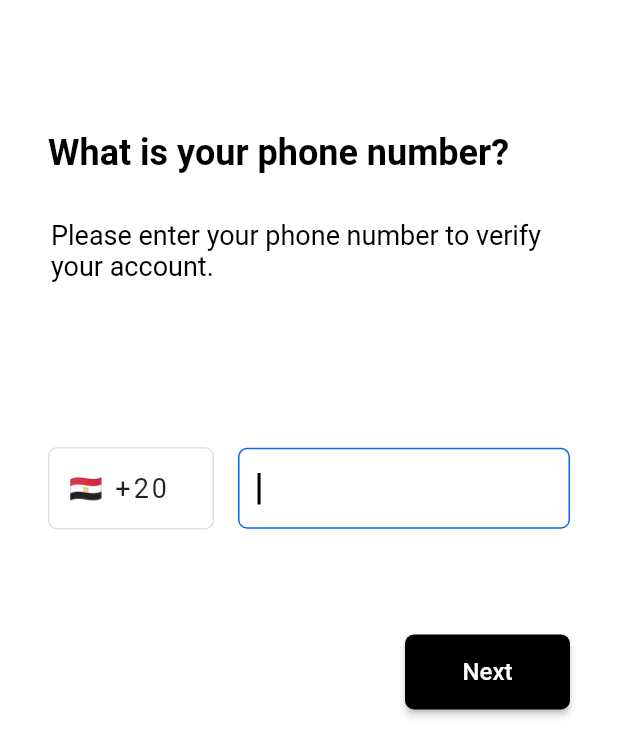
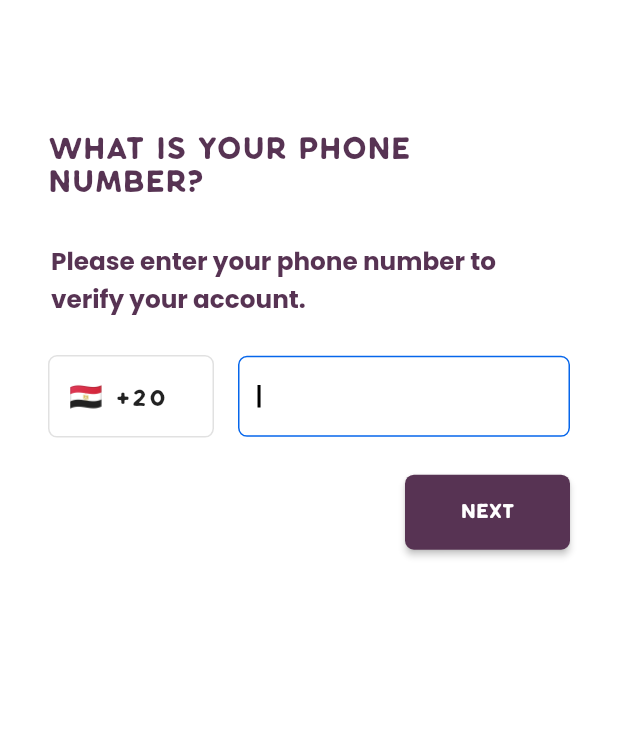
Before and after one commit to Tu7aa/project, a Flutter app: the MobileScreen screen opened directly, on a phone screen of 412 x 824 dp. Shown: the top 756 px of the screen. Run offline on Flutter 3.47's test engine with Material 2 defaults, Android fonts, the phone set to English and light mode, and no system bars; our stand-ins replace bloc, firebase_auth, firebase_core, flutter_bloc, google_sign_in, pin_code_fields and 1 more; accounts and stored records are empty; network calls fail.

Commit message:
Add StartUp Screens. Add Login Screen. Finish auth Screens.

```diff
--- a/lib/core/app_router.dart
+++ b/lib/core/app_router.dart
@@ -2,6 +2,8 @@ import 'package:flutter/material.dart';
 import 'package:flutter_bloc/flutter_bloc.dart';
 import 'package:project/core/utils/strings.dart';
 import 'package:project/features/auth/sign_in/presentation/views/login_screen.dart';
+import 'package:project/features/auth/sign_in/presentation/views/register_screen.dart';
+import 'package:project/features/home/presentation/views/home_screen.dart';
 import 'package:project/features/map/presentation/views/map_screen.dart';
 import 'package:project/features/start_app/presentation/views/splash_screen.dart';
 import '../features/auth/mobile_login/presentation/view_model/mobile_auth/mobile_auth_cubit.dart';
@@ -17,8 +19,12 @@ class AppRouter {
 
   Route<dynamic>? generateRoute(RouteSettings settings) {
     switch (settings.name) {
+      case homeScreen:
+        return MaterialPageRoute(builder: (context) => const HomeScreen());
       case loginScreen:
         return MaterialPageRoute(builder: (context) => const LoginScreen());
+      case registerScreen:
+        return MaterialPageRoute(builder: (context) => const RegisterScreen());
       case onBoardingPage:
         return MaterialPageRoute(builder: (context) => const OnBoardingPage());
       case splashScreen:
--- a/lib/core/utils/assets.dart
+++ b/lib/core/utils/assets.dart
@@ -2,4 +2,5 @@ class AppAssets {
   static const logo = 'assets/images/Logo.png';
   static const facebook= 'assets/images/facebook.png';
   static const google= 'assets/images/google.png';
+  static const phone ='assets/images/telephone.png';
 }
--- a/lib/core/utils/strings.dart
+++ b/lib/core/utils/strings.dart
@@ -1,7 +1,9 @@
 const splashScreen = '/';
 const firstOnBoard='/first-onboard';
 const loginScreen = '/login-screen';
+const registerScreen = '/register-screen';
 const mobileScreen = '/mobile-screen';
 const otpScreen = '/otp-screen';
+const homeScreen ='/home-screen';
 const mapScreen ='/map-screen';
 const onBoardingPage ='/onBoardingPage';
--- a/lib/core/widgets/custom_text_form.dart
+++ b/lib/core/widgets/custom_text_form.dart
@@ -29,7 +29,7 @@ class CustomTextForm extends StatelessWidget {
           hintStyle: TextStyle(color:kSecondaryColor ),
           focusedBorder: OutlineInputBorder(
               borderRadius: BorderRadius.circular(12),
-              borderSide: BorderSide.none),
+             ),
           suffixIcon: suffixIcon,
           suffixIconColor:kSecondaryColor,
           filled: true,
--- a/lib/features/auth/mobile_login/presentation/views/mobile_screen.dart
+++ b/lib/features/auth/mobile_login/presentation/views/mobile_screen.dart
@@ -4,6 +4,8 @@ import 'package:flutter_bloc/flutter_bloc.dart';
 import '../../../../../core/utils/colors.dart';
 import '../../../../../core/utils/strings.dart';
 
+import '../../../../../core/utils/styles.dart';
+import '../../../../../core/widgets/size_configs.dart';
 import '../view_model/mobile_auth/mobile_auth_cubit.dart';
 
 // ignore: must_be_immutable
@@ -18,22 +20,18 @@ class MobileScreen extends StatelessWidget {
     return Column(
       crossAxisAlignment: CrossAxisAlignment.start,
       children: [
-        const Text(
+         Text(
           'What is your phone number?',
-          style: TextStyle(
-              color: Colors.black, fontSize: 24, fontWeight: FontWeight.bold),
+          style: kTitle2,
         ),
         const SizedBox(
           height: 30,
         ),
         Container(
           margin: EdgeInsets.symmetric(horizontal: 2),
-          child: const Text(
+          child:  Text(
             'Please enter your phone number to verify your account.',
-            style: TextStyle(
-              color: Colors.black,
-              fontSize: 18,
-            ),
+            style:kBodyText2.copyWith(fontFamily: 'Klasik'),
           ),
         ),
       ],
@@ -53,7 +51,7 @@ class MobileScreen extends StatelessWidget {
             ),
             child: Text(
               '${generateCountryFlag()} +20',
-              style: const TextStyle(fontSize: 18, letterSpacing: 2.0),
+              style: const TextStyle(fontSize: 18, letterSpacing: 2.0,fontFamily: 'Klasik'),
             ),
           ),
         ),
@@ -74,6 +72,7 @@ class MobileScreen extends StatelessWidget {
               style: const TextStyle(
                 fontSize: 18,
                 letterSpacing: 2.0,
+                fontFamily: 'Klasik'
               ),
               decoration: const InputDecoration(border: InputBorder.none),
               cursorColor: Colors.black,
@@ -127,14 +126,14 @@ class MobileScreen extends StatelessWidget {
         },
         style: ElevatedButton.styleFrom(
           minimumSize: Size(110, 50),
-          primary: Colors.black,
+          primary: kSecondaryColor,
           shape: RoundedRectangleBorder(
             borderRadius: BorderRadius.circular(6),
           ),
         ),
         child: const Text(
           'Next',
-          style: TextStyle(color: Colors.white, fontSize: 16),
+          style: TextStyle(color: Colors.white, fontSize: 16,fontFamily: 'Klasik'),
         ),
       ),
     );
@@ -194,6 +193,8 @@ class MobileScreen extends StatelessWidget {
 
   @override
   Widget build(BuildContext context) {
+    SizeConfig().init(context);
+    double sizeV = SizeConfig.blockSizeV!;
     return SafeArea(
       child: Scaffold(
         backgroundColor: Colors.white,
@@ -201,16 +202,17 @@ class MobileScreen extends StatelessWidget {
           key: _phoneFormKey,
           child: Container(
             margin: const EdgeInsets.symmetric(horizontal: 32, vertical: 88),
+            child: SingleChildScrollView(
               child: Column(
                 crossAxisAlignment: CrossAxisAlignment.start,
                 children: [
                   _buildIntroTexts(),
-                const SizedBox(
-                  height: 110,
+                  SizedBox(
+                    height: sizeV * 3,
                   ),
                   _buildPhoneFormField(),
-                const SizedBox(
-                  height: 70,
+                  SizedBox(
+                    height: sizeV * 3,
                   ),
                   _buildNextButton(context),
                   _buildPhoneNumberSubmitedBloc(),
@@ -219,6 +221,7 @@ class MobileScreen extends StatelessWidget {
             ),
           ),
         ),
+      ),
     );
   }
 }
--- a/lib/main.dart
+++ b/lib/main.dart
@@ -15,7 +15,7 @@ void main() async {
   );
   FirebaseAuth.instance.authStateChanges().listen((user) {
     if (user == null) {
-      initialRoute = splashScreen;
+      initialRoute = loginScreen;
     } else {
       initialRoute = mapScreen;
     }
--- a/pubspec.yaml
+++ b/pubspec.yaml
@@ -40,8 +40,9 @@ dependencies:
   pin_code_fields: ^8.0.1
   flutter_bloc: ^8.1.3
   bloc: ^8.1.2
-  smooth_page_indicator: ^1.1.0
+
   shared_preferences: ^2.2.0
+  google_sign_in: ^6.1.4
 
 
 
```
Also changed, not shown: lib/features/auth/mobile_login/presentation/views/otp_screen.dart (+15 -11 lines), lib/features/auth/sign_in/presentation/views/login_screen.dart (+112 -23 lines), pubspec.lock, 1 other file. Lines whose indentation alone changed are shown as unchanged.
